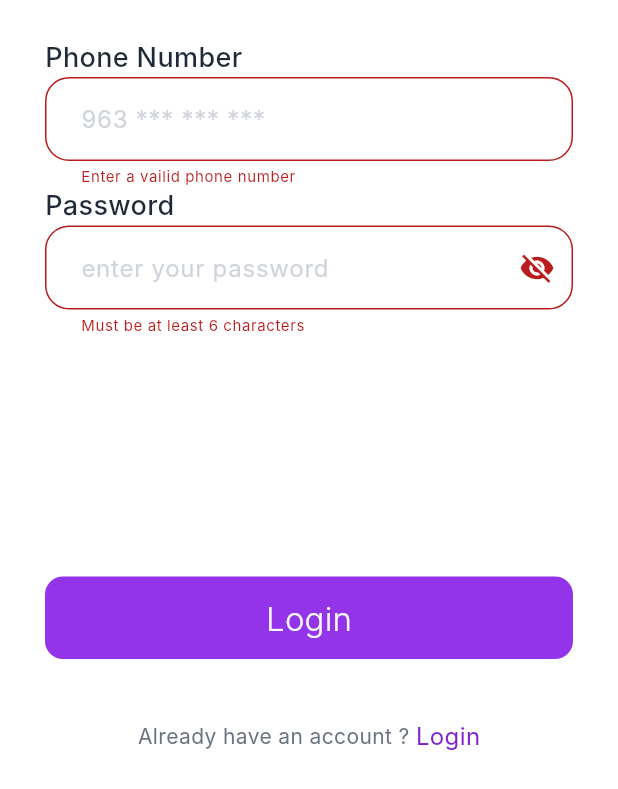
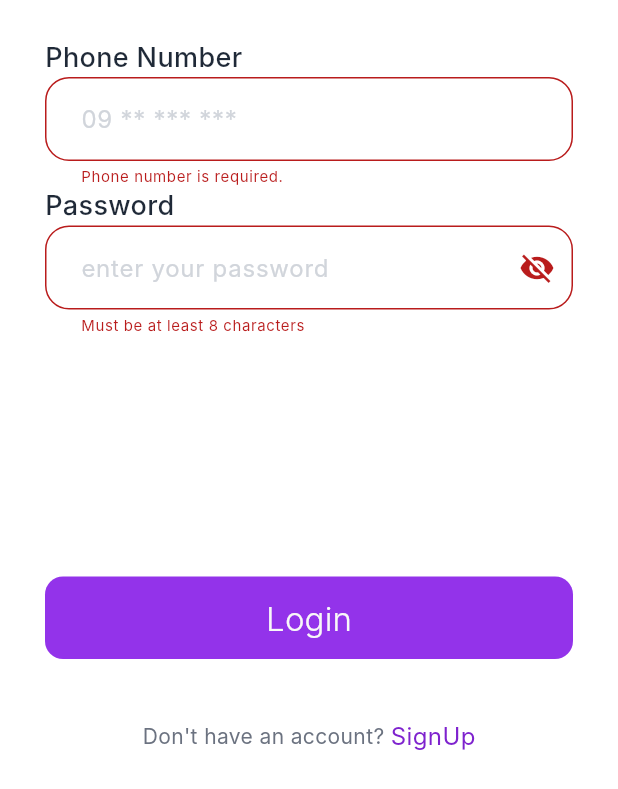
Before and after one commit to Mohakerdi/AlMekhtar, a Flutter app: the LoginScreen screen opened directly, after a tap on "Login", on a phone screen of 412 x 824 dp. Shown: the part 313-1102 px from the top of the screen. Run offline on Flutter 3.47's test engine with Material 3 defaults, Android fonts, the phone set to English and light mode, and no system bars; our stand-ins replace carousel_slider, dio, flutter_bloc, flutter_feather_icons, font_awesome_flutter, image_picker and 6 more; accounts and stored records are empty; Roboto replaces fonts that are missing (Inter).

Commit message:
fixed bugs, connected login , create account screen with backend successfully 🥳

```diff
--- a/lib/Features/auth/screens/login_screen.dart
+++ b/lib/Features/auth/screens/login_screen.dart
@@ -1,5 +1,8 @@
 import 'package:flutter/material.dart';
 import 'package:flutter_bloc/flutter_bloc.dart';
+import 'package:mabeet/Features/user/tabs.dart';
+import 'package:mabeet/core/theme/app_colors.dart';
+import '../services/cubit/user_state.dart';
 import '../services/cubit/user_cubit.dart';
 import 'create_account_screen.dart';
 import '../widgets/switch_screen_text.dart';
@@ -17,13 +20,29 @@ class LoginScreen extends StatefulWidget {
 class _LoginScreenState extends State<LoginScreen> {
   final _formKey = GlobalKey<FormState>();
   bool passwordVisible = false;
-  bool isChecked = false;
-
-  String _phoneNumber = '';
-  String _password = '';
 
   @override
   Widget build(BuildContext context) {
+    return BlocConsumer<UserCubit, UserState>(
+      listener: (BuildContext context, state) {
+        if (state is LogInSuccess) {
+          ScaffoldMessenger.of(
+            context,
+          ).showSnackBar(SnackBar(content: Text('Welcome Back!')));
+          Navigator.pushReplacement(
+            context,
+            MaterialPageRoute(builder: (context) => Tabs()),
+          );
+        } else if (state is LogInFailure) {
+          ScaffoldMessenger.of(context).showSnackBar(
+            SnackBar(
+              content: Text(state.errorMessage),
+              backgroundColor: AppColors.error700,
+            ),
+          );
+        }
+      },
+      builder: (BuildContext context, state) {
         return Scaffold(
           body: SafeArea(
             child: SingleChildScrollView(
@@ -46,39 +65,36 @@ class _LoginScreenState extends State<LoginScreen> {
                       keyboardType: TextInputType.phone,
                       buildCounter:
                           (
-                        // make counter invisible
                             BuildContext context, {
                             required int currentLength,
                             required int? maxLength,
                             required bool isFocused,
                           }) => null,
                       decoration: InputDecoration(
-                    hintText: '963 *** *** ***',
+                        hintText: '09 ** *** ***',
                         helperText: ' ',
                       ),
-                  initialValue: _phoneNumber,
-                  onSaved: (val) {
-                    _phoneNumber = val!;
-                  },
-                  maxLength: 12,
-                  validator: _validatephone,
+                      maxLength: 10,
+                      validator: _validatePhone,
                     ),
                     Text('Password', style: AppTextStyles.titleMedium),
                     TextFormField(
                       controller: context.read<UserCubit>().logInPassword,
                       decoration: _passwordDecoration(),
                       obscureText: passwordVisible,
-                  initialValue: _password,
-                  onSaved: (val) {
-                    _password = val!;
-                  },
                       validator: _validatePassword,
                     ),
                     SizedBox(height: 161),
-                AuthButton(buttonsText: 'Login', onBtnPressed: _sendForm),
+                    state is LogInLoading
+                        ? CircularProgressIndicator()
+                        : AuthButton(
+                            buttonsText: 'Login',
+                            onBtnPressed: _sendForm,
+                          ),
                     SizedBox(height: 40),
                     SwitchScreenText(
-                  txt: 'Don\'t have an account ? ',
+                      txt: 'Don\'t have an account? ',
+                      logOrSign: 'SignUp',
                       onPressed: _goToSignup,
                     ),
                   ],
@@ -87,14 +103,18 @@ class _LoginScreenState extends State<LoginScreen> {
             ),
           ),
         );
+      },
+    );
   }
 
-  String? _validatephone(value) {
-                  if (value == null ||
-                      value.isEmpty ||
-                      value.trim().length != 12)
-                    return 'Enter a vailid phone number';
-                  else
+  String? _validatePhone(value) {
+    if (value == null || value.isEmpty) {
+      return 'Phone number is required.';
+    }
+    final phoneRegExp = RegExp(r'^09[0-9]{8}$');
+    if (!phoneRegExp.hasMatch(value)) {
+      return 'Enter a valid 10-digit phone number starting with 09.';
+    }
     return null;
   }
 
@@ -108,35 +128,29 @@ class _LoginScreenState extends State<LoginScreen> {
             passwordVisible = !passwordVisible;
           });
         },
-                    icon: Icon(
-                      passwordVisible
-                          ? Icons.visibility
-                          : Icons.visibility_off,
-                    ),
+        icon: Icon(passwordVisible ? Icons.visibility : Icons.visibility_off),
       ),
     );
   }
 
   String? _validatePassword(value) {
-                  if (value == null ||
-                      value.isEmpty ||
-                      value.trim().length <= 5)
-                    return 'Must be at least 6 characters';
+    if (value == null || value.isEmpty || value.trim().length <= 7)
+      return 'Must be at least 8 characters';
     else
       return null;
   }
 
   void _goToSignup() {
+    _formKey.currentState!.reset();
     Navigator.pushReplacement(
       context,
       MaterialPageRoute(builder: (context) => CreateAccountScreen()),
     );
   }
 
-  void _sendForm() {
+  void _sendForm() async {
     if (_formKey.currentState!.validate()) {
-      context.read<UserCubit>().LogIn();
+      await context.read<UserCubit>().LogIn();
     }
   }
-
 }
--- a/lib/Features/auth/services/cubit/user_state.dart
+++ b/lib/Features/auth/services/cubit/user_state.dart
@@ -5,6 +5,8 @@ final class UserInitial extends UserState {}
 final class SignUpSuccess extends UserState {}
 
 final class SignUpLoading extends UserState {}
+
+final class UploadProfilePic extends UserState {}
 
 final class SignUpFailure extends UserState {
   final String errorMessage;
--- a/lib/Features/auth/widgets/agree_terms.dart
+++ b/lib/Features/auth/widgets/agree_terms.dart
@@ -3,7 +3,9 @@ import 'package:flutter/material.dart';
 import '../../../core/theme/text_styles.dart';
 
 class AgreeTerms extends StatefulWidget {
-  const AgreeTerms({super.key});
+
+  final ValueChanged<bool> onTermsChanged;
+  const AgreeTerms({super.key, required this.onTermsChanged});
 
   @override
   State<AgreeTerms> createState() => _AgreeTermsState();
@@ -27,6 +29,7 @@ class _AgreeTermsState extends State<AgreeTerms> {
               setState(() {
                 isChecked = !isChecked;
               });
+              widget.onTermsChanged(isChecked);
             },
             splashRadius: 15,
           ),
--- a/lib/Features/auth/widgets/on_boarding_button.dart
+++ b/lib/Features/auth/widgets/on_boarding_button.dart
@@ -1,5 +1,6 @@
 import 'package:carousel_slider/carousel_controller.dart';
 import 'package:flutter/material.dart';
+import 'package:mabeet/Features/auth/screens/create_account_screen.dart';
 import 'package:mabeet/Features/auth/screens/login_screen.dart';
 import 'package:mabeet/core/theme/text_styles.dart';
 
@@ -29,7 +30,7 @@ class _OnBoardingButtonState extends State<OnBoardingButton> {
                 context,
                 MaterialPageRoute(
                   builder: (context) {
-                    return const LoginScreen();
+                    return const CreateAccountScreen();
                   },
                 ),
               );
--- a/lib/Features/auth/widgets/switch_screen_text.dart
+++ b/lib/Features/auth/widgets/switch_screen_text.dart
@@ -7,10 +7,12 @@ class SwitchScreenText extends StatelessWidget {
   const SwitchScreenText({
     super.key,
     required this.txt,
+    required this.logOrSign,
     required this.onPressed,
   });
 
   final String txt;
+  final String logOrSign;
   final Function onPressed;
 
   @override
@@ -19,13 +21,13 @@ class SwitchScreenText extends StatelessWidget {
       child: Row(
         mainAxisAlignment: MainAxisAlignment.center,
         children: [
-          const Text('Already have an account ? '),
+          Text(txt),
           InkWell(
             onTap: () {
               onPressed();
             },
             child: Text(
-              'Login',
+              logOrSign,
               style: AppTextStyles.bodyLarge.copyWith(
                 color: AppColors.primary700,
               ),
--- a/lib/core/api/api_constants.dart
+++ b/lib/core/api/api_constants.dart
@@ -1,14 +1,19 @@
 class ApiConstants{
   static const String BaseUrl = 'http://10.0.2.2:8000/api/';
   static const String login = 'login';
-  static const String create_account = 'signin';
+  static const String create_account = 'register';
 }
 
 class ApiKey{
   static const String status = 'status';
+  static const String message = 'message';
   static const String errorMessage = 'ErrorMessage';
   static const String email = 'email';
+  static const String user = 'user';
+  static const String name = 'name';
   static const String password = 'password';
+  static const String password_confirmation = 'password_confirmation';
+  static const String phone = 'phone';
   static const String token = 'token';
   static const String id = 'id';
 }
--- a/lib/core/api/api_interceptors.dart
+++ b/lib/core/api/api_interceptors.dart
@@ -4,7 +4,9 @@ class ApiInterceptor extends Interceptor {
 
   @override
   void onRequest(RequestOptions options, RequestInterceptorHandler handler) {
-    // options.headers['lang'] = 'ar' / 'en'
+    // options.headers['lang'] = 'ar' / 'en';
+    options.headers['Accept'] = 'application/json';
+    options.headers['Content-type'] = 'application/json';
 
     super.onRequest(options, handler);
   }
--- a/lib/core/api/dio_consumer.dart
+++ b/lib/core/api/dio_consumer.dart
@@ -67,7 +67,7 @@ class DioConsumer extends ApiConsumer {
     bool isFormData = false,
   }) async {
     try {
-      final response = await dio.get(
+      final response = await dio.patch(
         path,
         data: isFormData ? FormData.fromMap(data) : data,
         queryParameters: queryParameters,
@@ -86,7 +86,7 @@ class DioConsumer extends ApiConsumer {
     bool isFormData = false,
   }) async {
     try {
-      final response = await dio.get(
+      final response = await dio.post(
         path,
         data: isFormData ? FormData.fromMap(data) : data,
         queryParameters: queryParameters,
--- /dev/null
+++ b/lib/data/models/sign_up_model.dart
@@ -0,0 +1,16 @@
+import 'package:mabeet/core/api/api_constants.dart';
+import 'package:mabeet/data/models/user_model.dart';
+
+class SignUpModel {
+  final String message;
+  final UserModel user;
+
+  SignUpModel({required this.message, required this.user});
+
+  factory SignUpModel.fromJson(Map<String, dynamic> jsonData) {
+    return SignUpModel(
+      message: jsonData[ApiKey.message],
+      user: jsonData[ApiKey.user],
+    );
+  }
+}
--- a/pubspec.yaml
+++ b/pubspec.yaml
@@ -50,6 +50,9 @@ dependencies:
   dio: ^5.9.0
   shared_preferences: ^2.5.3
   get: ^4.7.3
+  jwt_decoder: ^2.0.1
+  dartz: ^0.10.1
+  image_picker: ^1.2.1
 
 dev_dependencies:
   flutter_test:
```
Also changed, not shown: lib/Features/auth/screens/create_account_screen.dart (+101 -42 lines), lib/Features/auth/services/cubit/user_cubit.dart (+27 -15 lines), lib/Features/auth/widgets/pick_image_widget.dart (added, +69 -0 lines), lib/core/cache/cache_helper.dart (added, +58 -0 lines), lib/core/errors/exceptions.dart (+29 -7 lines), lib/data/models/user_model.dart (+11 -39 lines), lib/main.dart (+5 -3 lines), pubspec.lock, 5 other files. Lines whose indentation alone changed are shown as unchanged.
